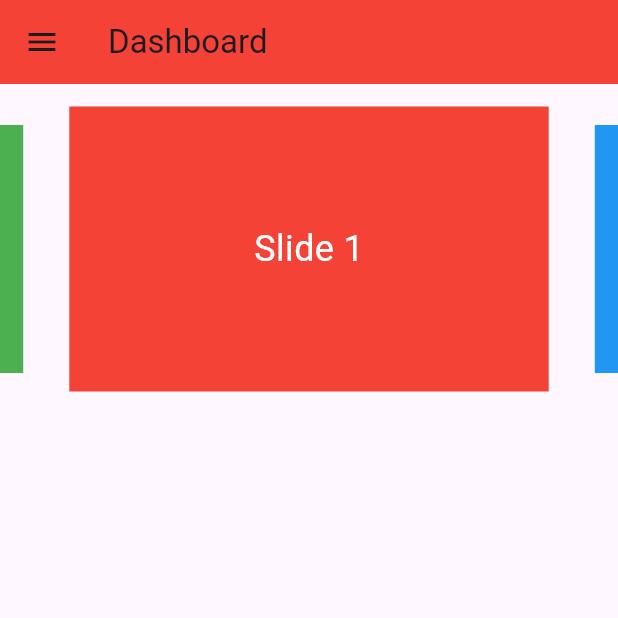
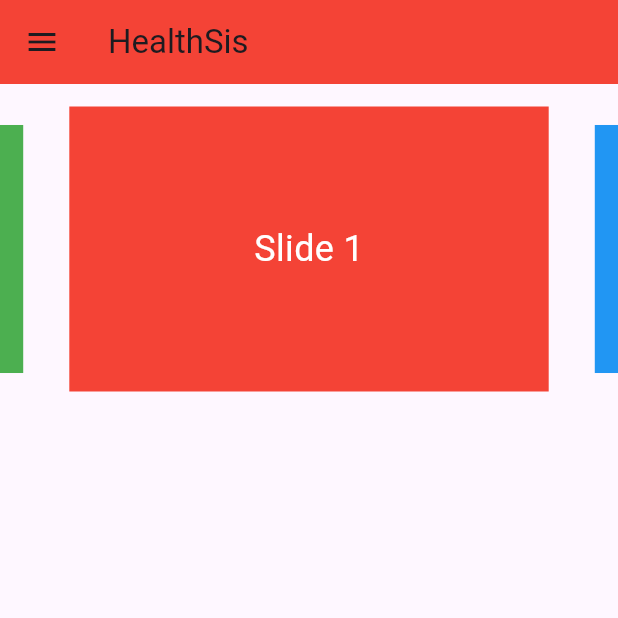
Before and after one commit to IA7308/MobProTubes, a Flutter app: the screen it shows after launch, after a tap on "Login", on a phone screen of 412 x 824 dp, the top half of it. Run offline on Flutter 3.47's test engine with Material 3 defaults, Android fonts, the light colour scheme and no system bars; drawn by our look-alikes of carousel_slider; Roboto replaces fonts that are missing (Times New Roman).

Commit message:
Penambahan Routing

```diff
--- a/lib/main.dart
+++ b/lib/main.dart
@@ -1,5 +1,6 @@
 import 'package:flutter/material.dart';
 import 'package:flutter_tubes/_dashboard.dart';
+import 'package:flutter_tubes/_register.dart';
 
 void main() {
   runApp(const MyApp());
@@ -35,11 +36,11 @@ class MyHomePage extends StatefulWidget {
 class _MyHomePageState extends State<MyHomePage> {
 
   void pressButtonLogin() {
-    Navigator.push(context, MaterialPageRoute(builder: (context) => const Dashboard(title: 'Dashboard'),));
+    Navigator.push(context, MaterialPageRoute(builder: (context) => const Dashboard(title: 'HealthSis'),));
   }
 
   void pressButtonDaftar() {
-    print('Saya di Klik Daftar');
+    Navigator.push(context, MaterialPageRoute(builder: (context) => const Register(title: 'HealthSis')));
   }
 
   @override
```
